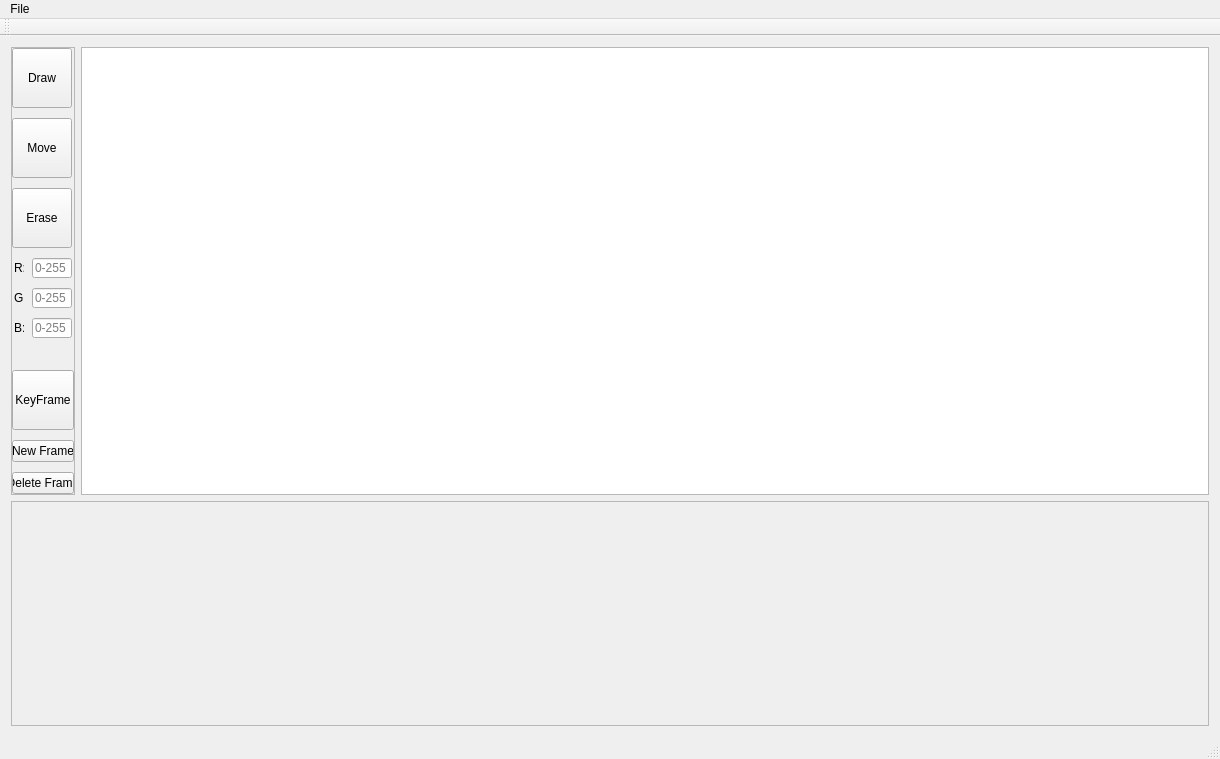
Before: the Qt Designer form mainwindow.ui in unrelentingfox/TowerAnimator-cs383, drawn with Qt 5.
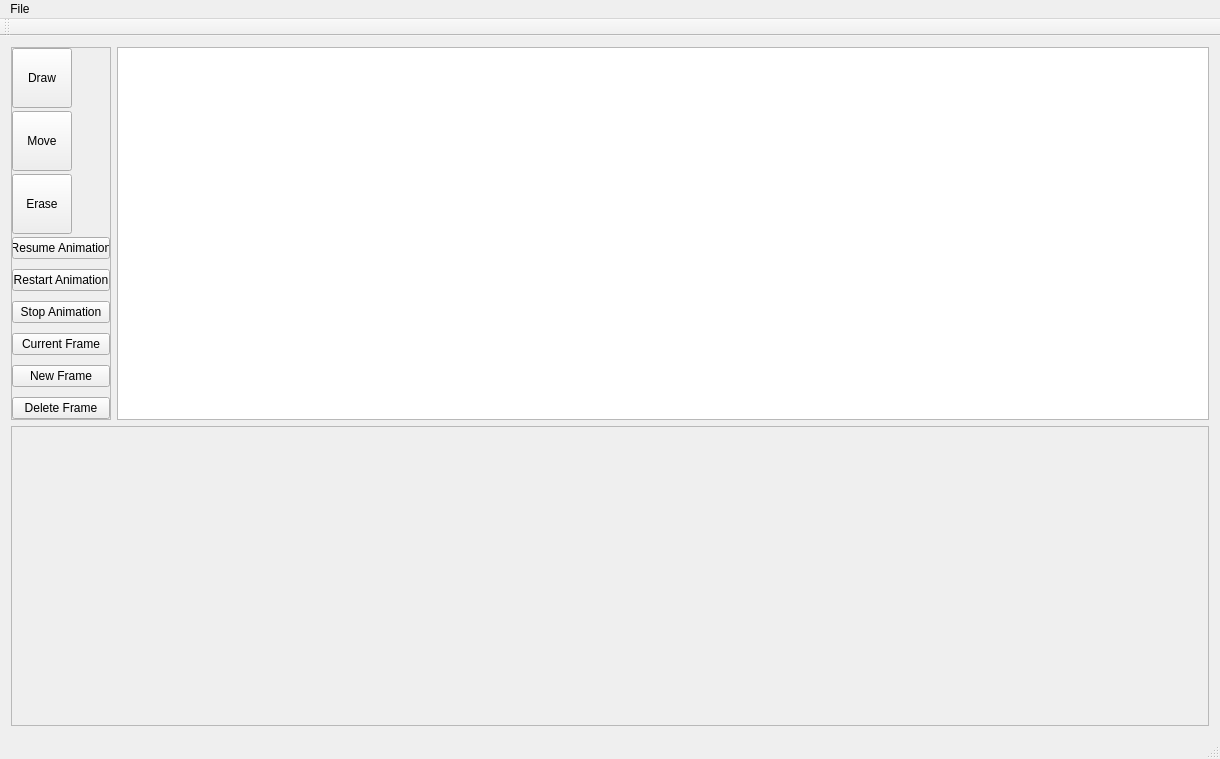
After: the same form once the commit is applied. Custom widgets are drawn as their Qt base class.

```diff
--- a/mainwindow.ui
+++ b/mainwindow.ui
@@ -27,7 +27,7 @@
        <widget class="QFrame" name="toolBar">
         <property name="maximumSize">
          <size>
-          <width>64</width>
+          <width>100</width>
           <height>16777215</height>
          </size>
         </property>
@@ -102,115 +102,10 @@
           </widget>
          </item>
          <item>
-          <layout class="QHBoxLayout" name="redEdit">
-           <item>
-            <widget class="QLabel" name="redLabel">
-             <property name="maximumSize">
-              <size>
-               <width>10</width>
-               <height>20</height>
-              </size>
-             </property>
-             <property name="text">
-              <string>R:</string>
-             </property>
-            </widget>
-           </item>
-           <item>
-            <widget class="QLineEdit" name="redLineEdit">
-             <property name="maximumSize">
-              <size>
-               <width>40</width>
-               <height>20</height>
-              </size>
-             </property>
-             <property name="maxLength">
-              <number>3</number>
-             </property>
-             <property name="dragEnabled">
-              <bool>false</bool>
-             </property>
-             <property name="placeholderText">
-              <string>0-255</string>
-             </property>
-            </widget>
-           </item>
-          </layout>
+          <layout class="QHBoxLayout" name="redEdit"/>
          </item>
          <item>
-          <layout class="QHBoxLayout" name="greenEdit">
-           <item>
-            <widget class="QLabel" name="greenLabel">
-             <property name="maximumSize">
-              <size>
-               <width>10</width>
-               <height>20</height>
-              </size>
-             </property>
-             <property name="text">
-              <string>G:</string>
-             </property>
-            </widget>
-           </item>
-           <item>
-            <widget class="QLineEdit" name="greenLineEdit">
-             <property name="maximumSize">
-              <size>
-               <width>40</width>
-               <height>20</height>
-              </size>
-             </property>
-             <property name="maxLength">
-              <number>3</number>
-             </property>
-             <property name="dragEnabled">
-              <bool>false</bool>
-             </property>
-             <property name="placeholderText">
-              <string>0-255</string>
-             </property>
-            </widget>
-           </item>
-          </layout>
-         </item>
-         <item>
-          <layout class="QHBoxLayout" name="blueEdit">
-           <item>
-            <widget class="QLabel" name="blueLabel">
-             <property name="maximumSize">
-              <size>
-               <width>10</width>
-               <height>20</height>
-              </size>
-             </property>
-             <property name="text">
-              <string>B:</string>
-             </property>
-            </widget>
-           </item>
-           <item>
-            <widget class="QLineEdit" name="blueLineEdit">
-             <property name="maximumSize">
-              <size>
-               <width>40</width>
-               <height>20</height>
-              </size>
-             </property>
-             <property name="inputMask">
-              <string/>
-             </property>
-             <property name="maxLength">
-              <number>3</number>
-             </property>
-             <property name="dragEnabled">
-              <bool>false</bool>
-             </property>
-             <property name="placeholderText">
-              <string>0-255</string>
-             </property>
-            </widget>
-           </item>
-          </layout>
+          <layout class="QHBoxLayout" name="greenEdit"/>
          </item>
          <item>
           <spacer name="verticalSpacer_2">
@@ -226,18 +121,43 @@
           </spacer>
          </item>
          <item>
-          <widget class="QToolButton" name="keyFrameButton">
-           <property name="minimumSize">
+          <widget class="QPushButton" name="resume">
+           <property name="text">
+            <string>Resume Animation</string>
+           </property>
+          </widget>
+         </item>
+         <item>
+          <widget class="QPushButton" name="restart">
+           <property name="text">
+            <string>Restart Animation</string>
+           </property>
+          </widget>
+         </item>
+         <item>
+          <widget class="QPushButton" name="stop">
+           <property name="text">
+            <string>Stop Animation</string>
+           </property>
+          </widget>
+         </item>
+         <item>
+          <spacer name="verticalSpacer">
+           <property name="orientation">
+            <enum>Qt::Vertical</enum>
+           </property>
+           <property name="sizeHint" stdset="0">
             <size>
-             <width>60</width>
-             <height>60</height>
+             <width>20</width>
+             <height>40</height>
             </size>
            </property>
-           <property name="cursor">
-            <cursorShape>PointingHandCursor</cursorShape>
-           </property>
+          </spacer>
+         </item>
+         <item>
+          <widget class="QPushButton" name="gotoCurrentFrame">
            <property name="text">
-            <string>KeyFrame</string>
+            <string>Current Frame</string>
            </property>
           </widget>
          </item>
@@ -309,7 +229,7 @@
         <property name="minimumSize">
          <size>
           <width>0</width>
-          <height>225</height>
+          <height>300</height>
          </size>
         </property>
         <property name="verticalScrollBarPolicy">
@@ -324,7 +244,7 @@
            <x>0</x>
            <y>0</y>
            <width>1198</width>
-           <height>223</height>
+           <height>298</height>
           </rect>
          </property>
         </widget>
```
Left out of the diff: 8 changed lines with no effect on the pictures.
